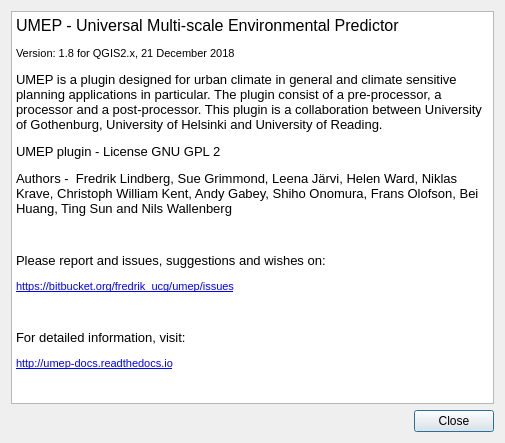
First picture: the form in UMEP_about.ui, repository UMEP-dev/UMEP, before the edit.
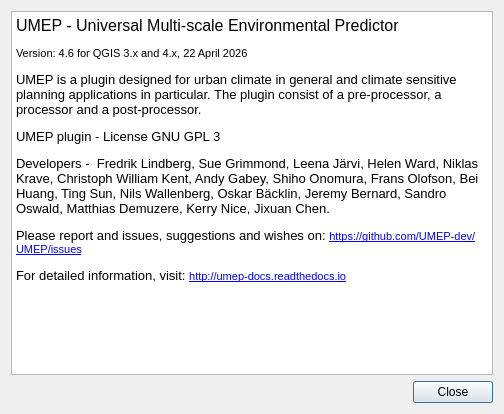
Second picture: the form after the edit.

What changed in the file:
```diff
--- a/UMEP_about.ui
+++ b/UMEP_about.ui
@@ -6,8 +6,8 @@
    <rect>
     <x>0</x>
     <y>0</y>
-    <width>505</width>
-    <height>443</height>
+    <width>504</width>
+    <height>414</height>
    </rect>
   </property>
   <property name="windowTitle">
@@ -29,18 +29,14 @@
       <string>&lt;!DOCTYPE HTML PUBLIC &quot;-//W3C//DTD HTML 4.0//EN&quot; &quot;http://www.w3.org/TR/REC-html40/strict.dtd&quot;&gt;
 &lt;html&gt;&lt;head&gt;&lt;meta name=&quot;qrichtext&quot; content=&quot;1&quot; /&gt;&lt;style type=&quot;text/css&quot;&gt;
 p, li { white-space: pre-wrap; }
-&lt;/style&gt;&lt;/head&gt;&lt;body style=&quot; font-family:'MS Shell Dlg 2'; font-size:8.25pt; font-weight:400; font-style:normal;&quot;&gt;
+&lt;/style&gt;&lt;/head&gt;&lt;body style=&quot; font-family:'MS Shell Dlg 2'; font-size:7.8pt; font-weight:400; font-style:normal;&quot;&gt;
 &lt;p style=&quot; margin-top:0px; margin-bottom:0px; margin-left:0px; margin-right:0px; -qt-block-indent:0; text-indent:0px;&quot;&gt;&lt;span style=&quot; font-size:12pt;&quot;&gt;UMEP - Universal Multi-scale Environmental Predictor &lt;/span&gt;&lt;/p&gt;
-&lt;p style=&quot; margin-top:12px; margin-bottom:12px; margin-left:0px; margin-right:0px; -qt-block-indent:0; text-indent:0px;&quot;&gt;&lt;span style=&quot; font-size:8pt;&quot;&gt;Version: 1.8 for QGIS2.x, 21 December 2018&lt;/span&gt;&lt;/p&gt;
-&lt;p style=&quot; margin-top:12px; margin-bottom:12px; margin-left:0px; margin-right:0px; -qt-block-indent:0; text-indent:0px;&quot;&gt;&lt;span style=&quot; font-size:10pt;&quot;&gt;UMEP is a plugin designed for urban climate in general and climate sensitive planning applications in particular. The plugin consist of a pre-processor, a processor and a post-processor. This plugin is a collaboration between University of Gothenburg, University of Helsinki and University of Reading.&lt;/span&gt;&lt;/p&gt;
-&lt;p style=&quot; margin-top:12px; margin-bottom:12px; margin-left:0px; margin-right:0px; -qt-block-indent:0; text-indent:0px;&quot;&gt;&lt;span style=&quot; font-size:10pt;&quot;&gt;UMEP plugin - License GNU GPL 2&lt;/span&gt;&lt;/p&gt;
-&lt;p style=&quot; margin-top:12px; margin-bottom:12px; margin-left:0px; margin-right:0px; -qt-block-indent:0; text-indent:0px;&quot;&gt;&lt;span style=&quot; font-size:10pt;&quot;&gt;Authors -  Fredrik Lindberg, Sue Grimmond, Leena Järvi, Helen Ward, Niklas Krave, Christoph William Kent, Andy Gabey, Shiho Onomura, Frans Olofson, Bei Huang, Ting Sun and Nils Wallenberg&lt;/span&gt;&lt;/p&gt;
-&lt;p style=&quot;-qt-paragraph-type:empty; margin-top:12px; margin-bottom:12px; margin-left:0px; margin-right:0px; -qt-block-indent:0; text-indent:0px; font-size:8pt;&quot;&gt;&lt;br /&gt;&lt;/p&gt;
-&lt;p style=&quot; margin-top:12px; margin-bottom:12px; margin-left:0px; margin-right:0px; -qt-block-indent:0; text-indent:0px;&quot;&gt;&lt;span style=&quot; font-size:10pt;&quot;&gt;Please report and issues, suggestions and wishes on:&lt;/span&gt;&lt;/p&gt;
-&lt;p style=&quot; margin-top:12px; margin-bottom:12px; margin-left:0px; margin-right:0px; -qt-block-indent:0; text-indent:0px;&quot;&gt;&lt;a href=&quot;https://bitbucket.org/fredrik_ucg/umep/issues&quot;&gt;&lt;span style=&quot; font-size:8pt; text-decoration: underline; color:#0000ff;&quot;&gt;https://bitbucket.org/fredrik_ucg/umep/issues&lt;/span&gt;&lt;/a&gt;&lt;/p&gt;
-&lt;p style=&quot;-qt-paragraph-type:empty; margin-top:12px; margin-bottom:12px; margin-left:0px; margin-right:0px; -qt-block-indent:0; text-indent:0px; font-size:8pt;&quot;&gt;&lt;br /&gt;&lt;/p&gt;
-&lt;p style=&quot; margin-top:12px; margin-bottom:12px; margin-left:0px; margin-right:0px; -qt-block-indent:0; text-indent:0px;&quot;&gt;&lt;span style=&quot; font-size:10pt;&quot;&gt;For detailed information, visit:&lt;/span&gt;&lt;/p&gt;
-&lt;p style=&quot; margin-top:12px; margin-bottom:12px; margin-left:0px; margin-right:0px; -qt-block-indent:0; text-indent:0px;&quot;&gt;&lt;a href=&quot;http://umep-docs.readthedocs.io&quot;&gt;&lt;span style=&quot; font-size:8pt; text-decoration: underline; color:#0000ff;&quot;&gt;http://umep-docs.readthedocs.io&lt;/span&gt;&lt;/a&gt;&lt;/p&gt;&lt;/body&gt;&lt;/html&gt;</string>
+&lt;p style=&quot; margin-top:12px; margin-bottom:12px; margin-left:0px; margin-right:0px; -qt-block-indent:0; text-indent:0px;&quot;&gt;&lt;span style=&quot; font-size:8pt;&quot;&gt;Version: 4.6 for QGIS 3.x and 4.x, 22 April 2026&lt;/span&gt;&lt;/p&gt;
+&lt;p style=&quot; margin-top:12px; margin-bottom:12px; margin-left:0px; margin-right:0px; -qt-block-indent:0; text-indent:0px;&quot;&gt;&lt;span style=&quot; font-size:10pt;&quot;&gt;UMEP is a plugin designed for urban climate in general and climate sensitive planning applications in particular. The plugin consist of a pre-processor, a processor and a post-processor.&lt;/span&gt;&lt;/p&gt;
+&lt;p style=&quot; margin-top:12px; margin-bottom:12px; margin-left:0px; margin-right:0px; -qt-block-indent:0; text-indent:0px;&quot;&gt;&lt;span style=&quot; font-size:10pt;&quot;&gt;UMEP plugin - License GNU GPL 3&lt;/span&gt;&lt;/p&gt;
+&lt;p style=&quot; margin-top:12px; margin-bottom:12px; margin-left:0px; margin-right:0px; -qt-block-indent:0; text-indent:0px;&quot;&gt;&lt;span style=&quot; font-size:10pt;&quot;&gt;Developers -  Fredrik Lindberg, Sue Grimmond, Leena Järvi, Helen Ward, Niklas Krave, Christoph William Kent, Andy Gabey, Shiho Onomura, Frans Olofson, Bei Huang, Ting Sun, Nils Wallenberg, Oskar Bäcklin, Jeremy Bernard, Sandro Oswald, Matthias Demuzere, Kerry Nice, Jixuan Chen.&lt;/span&gt;&lt;/p&gt;
+&lt;p style=&quot; margin-top:12px; margin-bottom:12px; margin-left:0px; margin-right:0px; -qt-block-indent:0; text-indent:0px;&quot;&gt;&lt;span style=&quot; font-size:10pt;&quot;&gt;Please report and issues, suggestions and wishes on: &lt;/span&gt;&lt;a href=&quot;https://github.com/UMEP-dev/UMEP/issues&quot;&gt;&lt;span style=&quot; font-size:8pt; text-decoration: underline; color:#0000ff;&quot;&gt;https://github.com/UMEP-dev/UMEP/issues&lt;/span&gt;&lt;/a&gt;&lt;/p&gt;
+&lt;p style=&quot; margin-top:12px; margin-bottom:12px; margin-left:0px; margin-right:0px; -qt-block-indent:0; text-indent:0px;&quot;&gt;&lt;span style=&quot; font-size:10pt;&quot;&gt;For detailed information, visit: &lt;/span&gt;&lt;a href=&quot;http://umep-docs.readthedocs.io&quot;&gt;&lt;span style=&quot; font-size:8pt; text-decoration: underline; color:#0000ff;&quot;&gt;http://umep-docs.readthedocs.io&lt;/span&gt;&lt;/a&gt;&lt;/p&gt;&lt;/body&gt;&lt;/html&gt;</string>
      </property>
      <property name="acceptRichText">
       <bool>true</bool>
```
